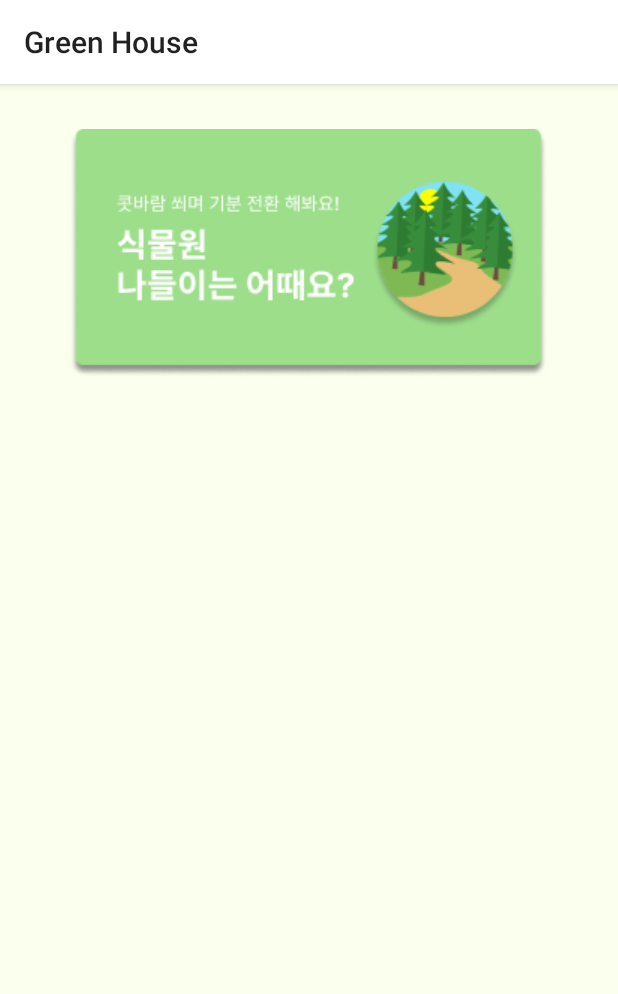
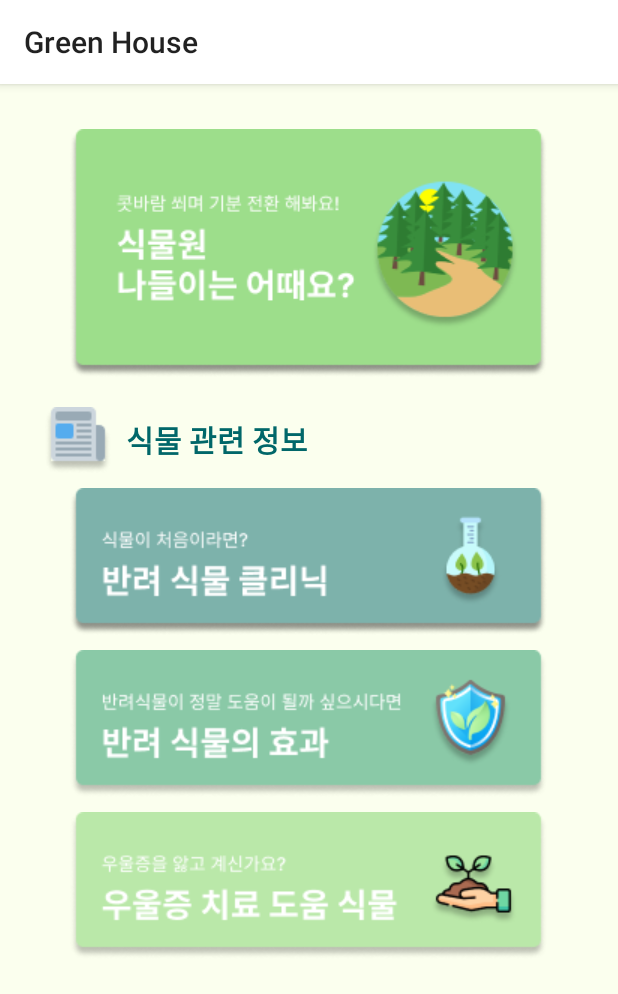
Before and after one commit to mj12130/Android_GreenHouse, an Android app: the fragment HomeFragment shown on its own in the app's theme, on a phone screen of 412 x 824 dp. Shown: the top 994 px of the screen. Run offline under Robolectric (Android 15) with nearby library versions, the phone set to English and light mode, and no system bars; network calls fail.

Commit message:
[FEAT] 홈화면 완성

```diff
--- a/app/src/main/java/com/example/greenhouse/HomeFragment.kt
+++ b/app/src/main/java/com/example/greenhouse/HomeFragment.kt
@@ -62,6 +62,24 @@ class HomeFragment : Fragment() {
             startActivity(intent)
         }
 
+        // 반려 식물 클리닉
+        binding.plantclinicBtn.setOnClickListener {
+            val intent = Intent(Intent.ACTION_VIEW, Uri.parse("https://mediahub.seoul.go.kr/archives/2007600"))
+            startActivity(intent)
+        }
+
+        // 반려 식물의 효과
+        binding.planteffectBtn.setOnClickListener {
+            val intent = Intent(Intent.ACTION_VIEW, Uri.parse("https://www.lecturernews.com/news/articleView.html?idxno=89752"))
+            startActivity(intent)
+        }
+
+        // 우울증 도움 반려 식물
+        binding.depressionplantBtn.setOnClickListener {
+            val intent = Intent(Intent.ACTION_VIEW, Uri.parse("https://kairosblog.co.kr/%EC%9A%B0%EC%9A%B8%EC%A6%9D-%EC%B9%98%EB%A3%8C%EC%97%90-%EB%8F%84%EC%9B%80%EB%90%98%EB%8A%94-%EC%8B%9D%EB%AC%BC-10%EA%B0%80%EC%A7%80-part-2/"))
+            startActivity(intent)
+        }
+
         return binding.root
     }
 
--- a/app/src/main/res/layout/fragment_home.xml
+++ b/app/src/main/res/layout/fragment_home.xml
@@ -17,4 +17,48 @@
         android:background="@color/background"
         android:id="@+id/bannerBtn" />
 
+    <LinearLayout
+        android:layout_width="match_parent"
+        android:layout_height="wrap_content"
+        android:orientation="horizontal"
+        android:layout_marginTop="20dp">
+        <ImageView
+            android:layout_width="wrap_content"
+            android:layout_height="wrap_content"
+            android:src="@drawable/newspaper"
+            android:layout_marginRight="10dp"/>
+        <TextView
+            android:layout_width="wrap_content"
+            android:layout_height="wrap_content"
+            android:text="식물 관련 정보"
+            android:textColor="@color/darkgreen"
+            android:textStyle="bold"
+            android:textSize="20dp"
+            android:layout_gravity="center_vertical" />
+    </LinearLayout>
+
+    <ImageButton
+        android:layout_width="wrap_content"
+        android:layout_height="wrap_content"
+        android:src ="@drawable/plantclinic"
+        android:background="@color/background"
+        android:id="@+id/plantclinicBtn"
+        android:layout_marginTop="10dp" />
+
+    <ImageButton
+        android:layout_width="wrap_content"
+        android:layout_height="wrap_content"
+        android:src ="@drawable/planteffect"
+        android:background="@color/background"
+        android:id="@+id/planteffectBtn"
+        android:layout_marginTop="10dp" />
+
+    <ImageButton
+        android:layout_width="wrap_content"
+        android:layout_height="wrap_content"
+        android:src ="@drawable/depressionplant"
+        android:background="@color/background"
+        android:id="@+id/depressionplantBtn"
+        android:layout_marginTop="10dp" />
+
 </LinearLayout>
```
Also changed, not shown: app/src/main/res/drawable/depressionplant.png (added), app/src/main/res/drawable/newspaper.png (added), app/src/main/res/drawable/plantclinic.png (added), app/src/main/res/drawable/planteffect.png (added).
